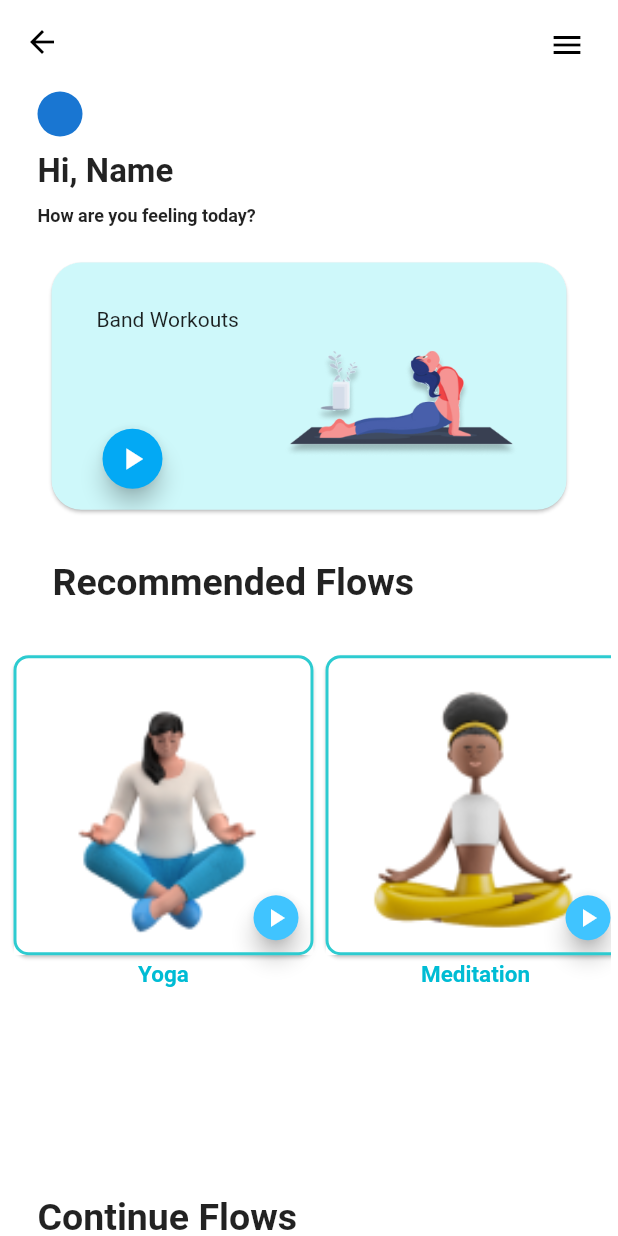
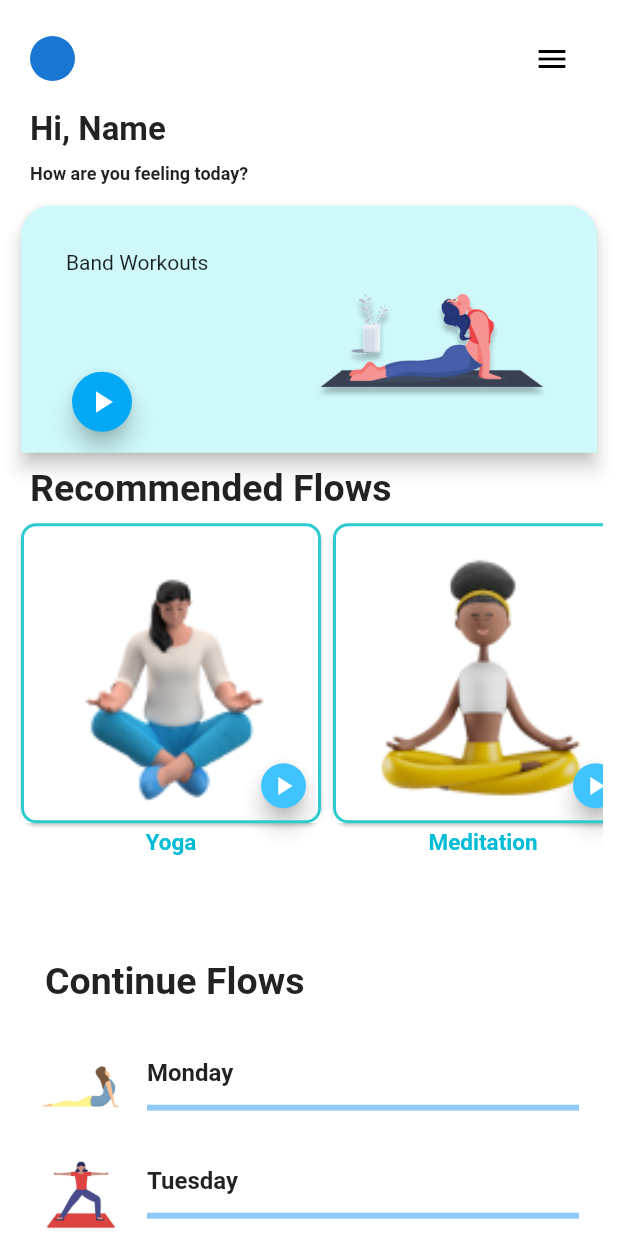
Before and after one commit to sumana-2001/Health_Page_Aadi_Foundation, a Flutter app: the yoga screen opened directly, on a phone screen of 412 x 824 dp. Run offline on Flutter 3.47's test engine with Material 2 defaults, Android fonts, the phone set to English and light mode, and no system bars; our stand-ins replace carousel_slider, chewie, flutter_svg, google_nav_bar, readmore, smooth_page_indicator and 1 more; missing offline and left inert: proste_bezier_curve.

Commit message:
Second page issues parrtially resolved

```diff
--- a/lib/components/yoga.dart
+++ b/lib/components/yoga.dart
@@ -11,9 +11,35 @@ class yoga extends StatefulWidget {
   State<yoga> createState() => _yogaState();
 }
 
-List<String> continue_flows = ["assets/images/back_bending_pose.jpg","assets/images/cardio_yoga1.jpg","assets/images/lower_body_streches.png","assets/images/pigeon_pose.jpg","assets/images/streching_exercise.png","assets/images/yoga.png","assets/images/bridge_pose.jpg"];
-List<String> weekdays = ["Monday","Tuesday","Wednesday","Thursday","Friday","Saturday","Sunday"];
-Map<String,List<String>> Tasks = {"Yoga":["assets/images/yoga_3d.png"],"Meditation":["assets/images/meditation_3d.png"],"Stretches":["assets/images/streching_3d.png"],"Cables":["assets/images/cables_3d.jpeg"],"Bodyweight":["assets/images/body_lifting_3d.jpeg"],"Kettlebells":["assets/images/kettlebells_3d.jpeg"],"Male Anatomy":["assets/icons/man_front.png"],"Female Anatomy":["assets/icons/women_front.png"]};
+List<String> continue_flows = [
+  "assets/images/back_bending_pose.jpg",
+  "assets/images/cardio_yoga1.jpg",
+  "assets/images/lower_body_streches.png",
+  "assets/images/pigeon_pose.jpg",
+  "assets/images/streching_exercise.png",
+  "assets/images/yoga.png",
+  "assets/images/bridge_pose.jpg"
+];
+List<String> weekdays = [
+  "Monday",
+  "Tuesday",
+  "Wednesday",
+  "Thursday",
+  "Friday",
+  "Saturday",
+  "Sunday"
+];
+Map<String, List<String>> Tasks = {
+  "Yoga": ["assets/images/yoga_3d.png"],
+  "Meditation": ["assets/images/meditation_3d.png"],
+  "Stretches": ["assets/images/streching_3d.png"],
+  "Cables": ["assets/images/cables_3d.jpeg"],
+  "Bodyweight": ["assets/images/body_lifting_3d.jpeg"],
+  "Kettlebells": ["assets/images/kettlebells_3d.jpeg"],
+  "Male Anatomy": ["assets/icons/man_front.png"],
+  "Female Anatomy": ["assets/icons/women_front.png"]
+};
+
 class _yogaState extends State<yoga> {
   @override
   Widget build(BuildContext context) {
@@ -22,111 +48,90 @@ class _yogaState extends State<yoga> {
           extendBody: true,
           //bottomNavigationBar: gbar(),
           backgroundColor: Colors.white,
-        body: CustomScrollView(
+          body: SingleChildScrollView(
             physics: BouncingScrollPhysics(),
-          slivers: [
-            SliverAppBar(
-              backgroundColor: Colors.white,
-              elevation: 0,
-              floating: true,
-              snap: true,
-              iconTheme: IconThemeData(color: Colors.black),
-              expandedHeight: 50,
-              actions: [
-                Padding(
-                  padding: EdgeInsets.all(10),
-                  child: IconButton(
-                      color: Colors.black,
-
-                      onPressed: (){},
-                      icon: Icon(Icons.menu,)),
-                )
-              ],
-
-            ),
-            SliverPadding(
-              padding: EdgeInsets.zero,
-              sliver: SliverList(
-                  delegate: SliverChildListDelegate(
-                      [
-                    SingleChildScrollView(
-                      physics: BouncingScrollPhysics(),
-                      padding: EdgeInsets.all(5),
+            child: Container(
+              margin: EdgeInsets.all(10),
               child: Column(
                 children: [
                   Row(
                     mainAxisAlignment: MainAxisAlignment.spaceEvenly,
                     children: [
                       Padding(
-                                padding: const EdgeInsets.only(left: 20,bottom: 10),
+                        padding: EdgeInsets.symmetric(vertical: 5.0,horizontal:10),
                         child: CircleAvatar(
                             radius: 15,
                           ),
                       ),
                       Spacer(),
+                      Padding(
+                        padding: EdgeInsets.symmetric(vertical: 5.0,horizontal:10),
+                        child: IconButton(
+                            color: Colors.black,
+                            onPressed: () {},
+                            icon: Icon(
+                              Icons.menu,
+                            )),
+                      ),
                     ],
                   ),
-                          Row(
-                            children: [
                   Padding(
-                                padding: const EdgeInsets.only(left: 20.0,bottom: 10),
+                    padding: EdgeInsets.symmetric(vertical: 5.0,horizontal:10),
+                    child: Align(
+                      alignment: Alignment.centerLeft,
                       child: Text(
                         "Hi, Name",
-                                  style: TextStyle(
-                                    fontSize: 22,
-                                    fontWeight: FontWeight.bold
+                        style: TextStyle(fontSize: 22, fontWeight: FontWeight.bold),
                       ),
                     ),
                   ),
-
-                            ],
-                          ),
-                          Row(
-                            children: [
                   Padding(
-                                padding: const EdgeInsets.only(left: 20.0,bottom: 20),
+                    padding: EdgeInsets.only(top: 5.0,left:10,right: 10,bottom: 10),
+                    child: Align(
+                      alignment: Alignment.centerLeft,
                       child: Text(
                         "How are you feeling today?",
-                                  style: TextStyle(
-                                      fontSize: 12,
-                                      fontWeight: FontWeight.bold
+                        style: TextStyle(fontSize: 12, fontWeight: FontWeight.bold),
                       ),
                     ),
                   ),
-
-                            ],
-                          ),
                   Center(
                     child: Card(
+                      elevation: 5,
                         shape: RoundedRectangleBorder(
-                                borderRadius:BorderRadius.circular(20)
-                              ),
+                            borderRadius: BorderRadius.only(
+                          topRight: Radius.circular(20),
+                          topLeft: Radius.circular(20),
+                        )),
                         color: Color(0xFFCEF8FA),
                         child: SizedBox(
-                                width: MediaQuery.of(context).size.width/1.2,
-                                height: MediaQuery.of(context).size.height/5,
+                          width: MediaQuery.of(context).size.width,
+                          height: MediaQuery.of(context).size.height / 5,
                           child: Stack(
                             alignment: Alignment.center,
                             children: [
                               Positioned(
                                 child: Text("Band Workouts"),
                                 top: 30,
-                                      left:30,
+                                left: 30,
                               ),
                               Positioned(
                                   bottom: 10,
                                   left: 30,
-                                        child:FloatingActionButton.small(
+                                  child: FloatingActionButton.small(
                                     backgroundColor: Colors.lightBlue,
-                                            onPressed: (){
+                                    onPressed: () {
                                       Navigator.push(
                                         context,
-                                                MaterialPageRoute(builder: (context) => Fetch(name: "Band", choice: 2, gender: "Male")),
+                                        MaterialPageRoute(
+                                            builder: (context) => Fetch(
+                                                name: "Band",
+                                                choice: 2,
+                                                gender: "Male")),
                                       );
                                     },
                                     child: Icon(Icons.play_arrow),
-                                        )
-                                    ),
+                                  )),
                               Positioned(
                                   right: 10,
                                   child: Image.asset(
@@ -134,59 +139,49 @@ class _yogaState extends State<yoga> {
                                     width: 200,
                                     height: 200,
                                   )),
-
                             ],
                           ),
-                              )
-
+                        )),
+                  ),
+                  Padding(
+                    padding: EdgeInsets.symmetric(vertical: 5.0,horizontal:10),
+                    child: Align(
+                      alignment: Alignment.centerLeft,
+                      child:Text(
+                        'Recommended Flows',
+                        style: TextStyle(
+                            fontWeight: FontWeight.bold, fontSize: 25),
                       ),
                     ),
-                          Row(
-                            children: [
-                              Padding(
-                                padding: EdgeInsets.all(
-                                    30.0), // Adjust the padding value as per your requirement
-                                child: Text(
-                                  'Recommended Flows',
-                                  style: TextStyle(
-                                      fontWeight: FontWeight.bold,
-                                      fontSize: 25),
-                                ),
-                              ),
-                            ],
                   ),
                   Container(
-                            height: MediaQuery.of(context).size.height - 480,
-
-                            child:ListView.builder(
+                    height: MediaQuery.of(context).size.height / 3,
+                    width: double.infinity,
+                    child: ListView.builder(
                         itemCount: Tasks.length,
                         scrollDirection: Axis.horizontal,
                         physics: BouncingScrollPhysics(),
                         shrinkWrap: true,
-                                itemBuilder:(context,index){
-                                  return Column(
-                                      children : [Card(
+                        itemBuilder: (context, index) {
+                          return Column(children: [
+                            Card(
                               color: Colors.white,
                               shape: RoundedRectangleBorder(
-                                      side:BorderSide(
-                                        color: Color(0xFF2DCBD0),
-                                        width: 2
-                                      ),
-                                      borderRadius: BorderRadius.circular(10)
-                                    ),
+                                  side: BorderSide(
+                                      color: Color(0xFF2DCBD0), width: 2),
+                                  borderRadius: BorderRadius.circular(10)),
                               child: Stack(
                                 children: [
                                   ClipRect(
-
                                     child: Ink.image(
-                                              image: AssetImage(Tasks.values.elementAt(index)[0]),
+                                      image: AssetImage(
+                                          Tasks.values.elementAt(index)[0]),
                                       //fit: BoxFit.cover,
                                       fit: BoxFit.fill,
                                       height: 200,
                                       width: 200,
                                     ),
                                   ),
-
                                   Positioned(
                                       right: 10,
                                       bottom: 10,
@@ -195,47 +190,70 @@ class _yogaState extends State<yoga> {
                                           width: 30,
                                           child: FloatingActionButton.small(
                                             heroTag: index,
-                                                  onPressed: (){
-                                                     if(Tasks.keys.elementAt(index) == "Male Anatomy"){
+                                            onPressed: () {
+                                              if (Tasks.keys.elementAt(index) ==
+                                                  "Male Anatomy") {
                                                 Navigator.push(
                                                   context,
-                                                         MaterialPageRoute(builder: (context) => musclewiki( gender: "Male")),
+                                                  MaterialPageRoute(
+                                                      builder: (context) =>
+                                                          musclewiki(
+                                                              gender: "Male")),
                                                 );
-                                                     }
-                                                     else if(Tasks.keys.elementAt(index) == "Female Anatomy"){
+                                              } else if (Tasks.keys
+                                                      .elementAt(index) ==
+                                                  "Female Anatomy") {
                                                 Navigator.push(
                                                   context,
-                                                         MaterialPageRoute(builder: (context) => musclewiki(gender: "Female")),
+                                                  MaterialPageRoute(
+                                                      builder: (context) =>
+                                                          musclewiki(
+                                                              gender: "Female")),
                                                 );
-                                                     }
-                                                     else if(Tasks.keys.elementAt(index) == "Meditation"){
+                                              } else if (Tasks.keys
+                                                      .elementAt(index) ==
+                                                  "Meditation") {
                                                 Navigator.push(
                                                   context,
-                                                         MaterialPageRoute(builder: (context) => Fetch(name: "TRX", choice: 2, gender: "Male")),
+                                                  MaterialPageRoute(
+                                                      builder: (context) => Fetch(
+                                                          name: "TRX",
+                                                          choice: 2,
+                                                          gender: "Male")),
                                                 );
-                                                     }
-                                                     else{
-                                                       print(Tasks.keys.elementAt(index));
+                                              } else {
+                                                print(
+                                                    Tasks.keys.elementAt(index));
                                                 Navigator.push(
                                                   context,
-                                                         MaterialPageRoute(builder: (context) => Fetch(name: Tasks.keys.elementAt(index), choice: 2, gender: "Male")),
+                                                  MaterialPageRoute(
+                                                      builder: (context) => Fetch(
+                                                          name: Tasks.keys
+                                                              .elementAt(index),
+                                                          choice: 2,
+                                                          gender: "Male")),
                                                 );
                                               }
                                             },
-                                                child: Icon(Icons.play_arrow,size: 20,),
-                                                backgroundColor: Colors.lightBlueAccent,
-
-
-                                              )
-                                            )),
+                                            child: Icon(
+                                              Icons.play_arrow,
+                                              size: 20,
+                                            ),
+                                            backgroundColor:
+                                                Colors.lightBlueAccent,
+                                          ))),
                                 ],
                               ),
-
-
                             ),
-                                  Text(Tasks.keys.elementAt(index),style: TextStyle(fontWeight: FontWeight.bold,color:Colors.cyan,fontSize: 15),),
+                            Text(
+                              Tasks.keys.elementAt(index),
+                              style: TextStyle(
+                                  fontWeight: FontWeight.bold,
+                                  color: Colors.cyan,
+                                  fontSize: 15),
+                            ),
                           ]);
-                                } ),
+                        }),
                   ),
                   Row(
                     children: [
@@ -245,8 +263,7 @@ class _yogaState extends State<yoga> {
                         child: Text(
                           'Continue Flows',
                           style: TextStyle(
-                                      fontWeight: FontWeight.bold,
-                                      fontSize: 25),
+                              fontWeight: FontWeight.bold, fontSize: 25),
                         ),
                       ),
                     ],
@@ -254,6 +271,7 @@ class _yogaState extends State<yoga> {
                   Container(
                     width: MediaQuery.of(context).size.width,
                     child: ListView.builder(
+                      physics: NeverScrollableScrollPhysics(),
                       shrinkWrap: true,
                       itemCount: continue_flows.length,
                       itemBuilder: (context, index) {
@@ -283,81 +301,8 @@ class _yogaState extends State<yoga> {
                   ),
                 ],
               ),
-
-                    )
-                  ]
-                  )
             ),
-            )
-          ],
-        ),
-      ),
+          )),
     );
   }
 }
-
-
-// class gbar extends StatefulWidget {
-//   const gbar({super.key});
-//
-//   @override
-//   State<gbar> createState() => _gbarState();
-// }
-//
-// class _gbarState extends State<gbar> {
-//   @override
-//   Widget build(BuildContext context) {
-//     int _select=0;
-//     double screenWidth = MediaQuery.of(context).size.width;
-//     return Material(
-//       color: Colors.transparent,
-//       child:
-//       ClipPath(
-//         clipper: ProsteBezierCurve(
-//           position: ClipPosition.top,
-//           list: [
-//             BezierCurveSection(
-//               start: Offset(screenWidth, 20),
-//               top: Offset(screenWidth / 2, 0),
-//               end: Offset(0, 20),
-//             ),
-//           ],
-//         ),
-//         child: Container(
-//           padding: EdgeInsets.symmetric(horizontal: 10),
-//           color: Colors.white,
-//           height: 110,
-//           child: GNav(
-//             gap: 8,
-//             haptic: true,
-//             color: Colors.grey,
-//             activeColor: Colors.black,
-//             tabBackgroundColor: Colors.lightBlueAccent.shade100,
-//             padding: EdgeInsets.all(15),
-//             tabs: [
-//               GButton(
-//                 icon: Icons.home_outlined,
-//                 text: "Home",
-//               ),
-//               GButton(
-//                 icon: Icons.stacked_bar_chart_outlined,
-//                 text: "Stats",
-//               ),
-//               GButton(
-//                 icon: Icons.shopping_bag_outlined,
-//                 text: "Shop",
-//               ),
-//               GButton(
-//                 icon: Icons.person,
-//                 text: "Profile",
-//               ),
-//             ],
-//             onTabChange: (index){
-//               _select=index;
-//             },
-//           ),
-//         ),
-//       ),
-//     );
-//   }
-// }
```
Also changed, not shown: lib/components/unused components.dart (added, +68 -0 lines), pubspec.yaml (+4 -4 lines), pubspec.lock. Lines whose indentation alone changed are shown as unchanged.
